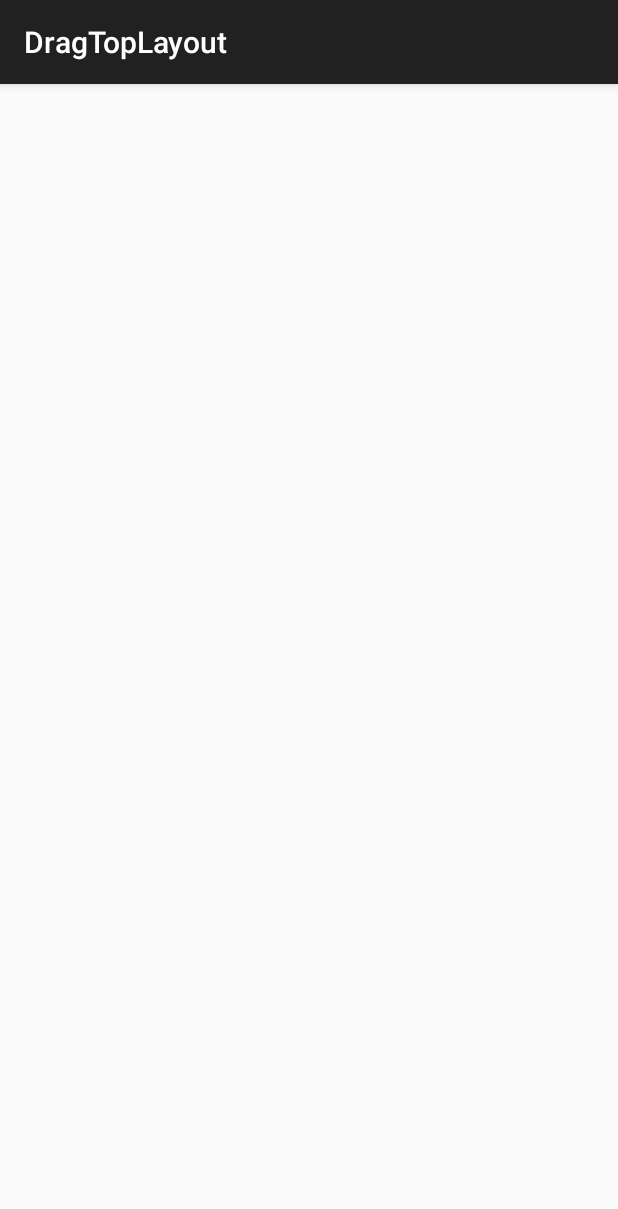
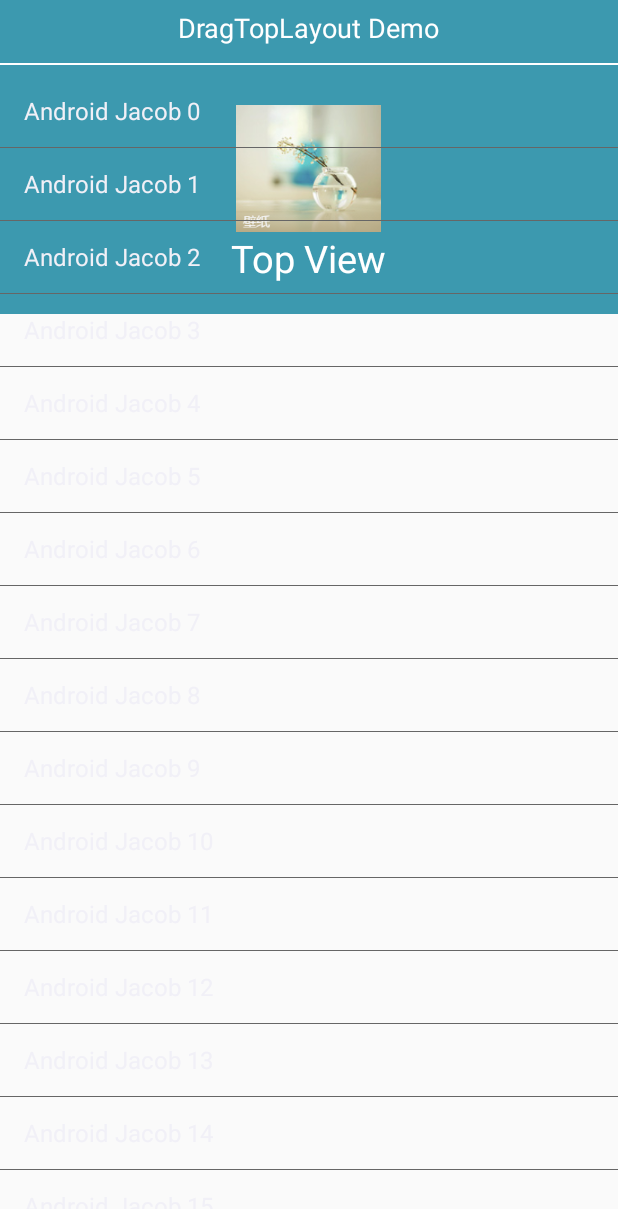
Before and after one commit to wangjia55/DragTopLayout, an Android app: the screen it shows after launch (MainActivity), on a phone screen of 412 x 824 dp. Shown: the top 1209 px of the screen. Run offline under Robolectric (Android 15) with nearby library versions, the phone set to English and light mode, and no system bars.

Commit message:
完成初始UI框架的搭建

```diff
--- /dev/null
+++ b/app/src/main/java/com/jacob/dragtoplayout/demo/DragTopLayout.java
@@ -0,0 +1,114 @@
+package com.jacob.dragtoplayout.demo;
+
+import android.content.Context;
+import android.support.v4.view.ViewCompat;
+import android.support.v4.widget.ViewDragHelper;
+import android.util.AttributeSet;
+import android.view.MotionEvent;
+import android.view.View;
+import android.widget.FrameLayout;
+
+/**
+ * Created by jacob-wj on 2015/4/20.
+ */
+public class DragTopLayout extends FrameLayout {
+    private ViewDragHelper mViewDragHelper;
+
+    private int mDragRange;
+
+    private int mDragOffset;
+
+    private View mTopView;
+
+    private View mContentView;
+
+
+
+    public DragTopLayout(Context context) {
+        this(context,null);
+    }
+
+    public DragTopLayout(Context context, AttributeSet attrs) {
+        this(context, attrs, 0);
+    }
+
+    public DragTopLayout(Context context, AttributeSet attrs, int defStyleAttr) {
+        super(context, attrs, defStyleAttr);
+
+    }
+
+
+    @Override
+    protected void onLayout(boolean changed, int left, int top, int right, int bottom) {
+        super.onLayout(changed, left, top, right, bottom);
+    }
+
+    @Override
+    protected void onSizeChanged(int w, int h, int oldw, int oldh) {
+        super.onSizeChanged(w, h, oldw, oldh);
+        mDragRange = (int) (h*0.3f);
+    }
+
+    @Override
+    protected void onFinishInflate() {
+        super.onFinishInflate();
+        mTopView = findViewById(R.id.relative_top_view);
+        mContentView = findViewById(R.id.relative_content_view);
+        mViewDragHelper = ViewDragHelper.create(this,1f,new ViewDragCallBack());
+
+
+    }
+
+    @Override
+    public void computeScroll() {
+        if (mViewDragHelper.continueSettling(true)){
+            ViewCompat.postInvalidateOnAnimation(this);
+        }
+        super.computeScroll();
+    }
+
+    private class ViewDragCallBack extends ViewDragHelper.Callback{
+
+        @Override
+        public int getViewVerticalDragRange(View child) {
+            return mDragRange;
+        }
+
+        @Override
+        public boolean tryCaptureView(View child, int pointerId) {
+            return true;
+        }
+
+        @Override
+        public int clampViewPositionVertical(View child, int top, int dy) {
+            return top;
+        }
+
+        @Override
+        public void onViewPositionChanged(View changedView, int left, int top, int dx, int dy) {
+            super.onViewPositionChanged(changedView, left, top, dx, dy);
+        }
+
+        @Override
+        public void onViewReleased(View releasedChild, float xvel, float yvel) {
+            super.onViewReleased(releasedChild, xvel, yvel);
+        }
+    }
+
+    @Override
+    public boolean onInterceptTouchEvent(MotionEvent ev) {
+        switch (ev.getAction()){
+            case MotionEvent.ACTION_CANCEL:
+            case MotionEvent.ACTION_UP:
+                mViewDragHelper.cancel();
+                break;
+        }
+            return mViewDragHelper.shouldInterceptTouchEvent(ev);
+    }
+
+    @Override
+    public boolean onTouchEvent(MotionEvent event) {
+        mViewDragHelper.processTouchEvent(event);
+        return super.onTouchEvent(event);
+    }
+}
--- a/app/src/main/java/com/jacob/dragtoplayout/demo/MainActivity.java
+++ b/app/src/main/java/com/jacob/dragtoplayout/demo/MainActivity.java
@@ -1,17 +1,41 @@
 package com.jacob.dragtoplayout.demo;
 
-import android.support.v7.app.ActionBarActivity;
 import android.os.Bundle;
-import android.view.Menu;
-import android.view.MenuItem;
+import android.support.v4.app.FragmentActivity;
+import android.widget.ArrayAdapter;
+import android.widget.ListView;
+import android.widget.RelativeLayout;
+
+import java.util.ArrayList;
+import java.util.List;
 
 
-public class MainActivity extends ActionBarActivity {
+public class MainActivity extends FragmentActivity {
+
+    private DragTopLayout mDragTopLayout;
+    private RelativeLayout mRelativeTopView;
+    private RelativeLayout mRelativeContentView;
+    private ListView mListView;
+    private List<String> mListString;
 
     @Override
     protected void onCreate(Bundle savedInstanceState) {
         super.onCreate(savedInstanceState);
         setContentView(R.layout.activity_main);
+        initData();
+        mDragTopLayout = (DragTopLayout) findViewById(R.id.drag_top_layout);
+        mRelativeTopView = (RelativeLayout) findViewById(R.id.relative_top_view);
+        mRelativeContentView = (RelativeLayout) findViewById(R.id.relative_content_view);
+        mListView = (ListView) findViewById(R.id.list_view);
+        mListView.setAdapter(new ArrayAdapter<String>(getApplication(),android.R.layout.simple_list_item_1,mListString));
     }
 
+    private void initData(){
+        mListString = new ArrayList<>();
+        for (int i = 0; i < 100; i++) {
+            mListString.add("Android Jacob "+i);
+        }
+    }
+
+
 }
--- a/app/src/main/res/layout/activity_main.xml
+++ b/app/src/main/res/layout/activity_main.xml
@@ -1,7 +1,67 @@
-<RelativeLayout xmlns:android="http://schemas.android.com/apk/res/android"
-    xmlns:tools="http://schemas.android.com/tools"
+<RelativeLayout
+    xmlns:android="http://schemas.android.com/apk/res/android"
     android:layout_width="match_parent"
-    android:layout_height="match_parent"
-    tools:context=".MainActivity">
+    android:layout_height="match_parent" >
 
+    <RelativeLayout
+        android:id="@+id/linear_toolbar"
+        android:layout_width="match_parent"
+        android:layout_height="50dp"
+        android:background="#ff3c99af"
+        android:gravity="center">
+        <TextView
+            android:layout_width="wrap_content"
+            android:layout_height="wrap_content"
+            android:text="DragTopLayout Demo"
+            android:textSize="18sp"
+            android:layout_centerInParent="true"
+            android:textColor="#ffffff"/>
+
+        <View
+            android:layout_width="match_parent"
+            android:layout_height="1dp"
+            android:background="#ffffff"
+            android:layout_alignParentBottom="true"/>
+        </RelativeLayout>
+
+
+    <com.jacob.dragtoplayout.demo.DragTopLayout
+        android:id="@+id/drag_top_layout"
+        android:layout_width="match_parent"
+        android:layout_height="match_parent"
+        android:layout_below="@+id/linear_toolbar">
+
+        <RelativeLayout
+            android:id="@+id/relative_top_view"
+            android:layout_width="match_parent"
+            android:layout_height="wrap_content"
+            android:gravity="center"
+            android:background="#ff3c99af"
+            android:orientation="vertical">
+
+            <TextView
+                android:layout_width="wrap_content"
+                android:layout_height="wrap_content"
+                android:text="Top View"
+                android:textSize="25sp"
+                android:textColor="#ffffff"
+                android:layout_margin="20dp"
+                android:layout_centerInParent="true"
+                android:drawableTop="@drawable/pic1"/>
+        </RelativeLayout>
+
+        <RelativeLayout
+            android:id="@+id/relative_content_view"
+            android:layout_width="match_parent"
+            android:layout_height="match_parent">
+
+            <ListView
+                android:id="@+id/list_view"
+                android:layout_width="match_parent"
+                android:layout_height="match_parent"
+                android:dividerHeight="0.5dp"
+                android:divider="#ff666666"/>
+            </RelativeLayout>
+
+    </com.jacob.dragtoplayout.demo.DragTopLayout>
 </RelativeLayout>
```
Also changed, not shown: app/src/main/res/drawable-xhdpi/pic1.png (added), app/src/main/res/drawable-xhdpi/pic2.png (added), 2 other files.
